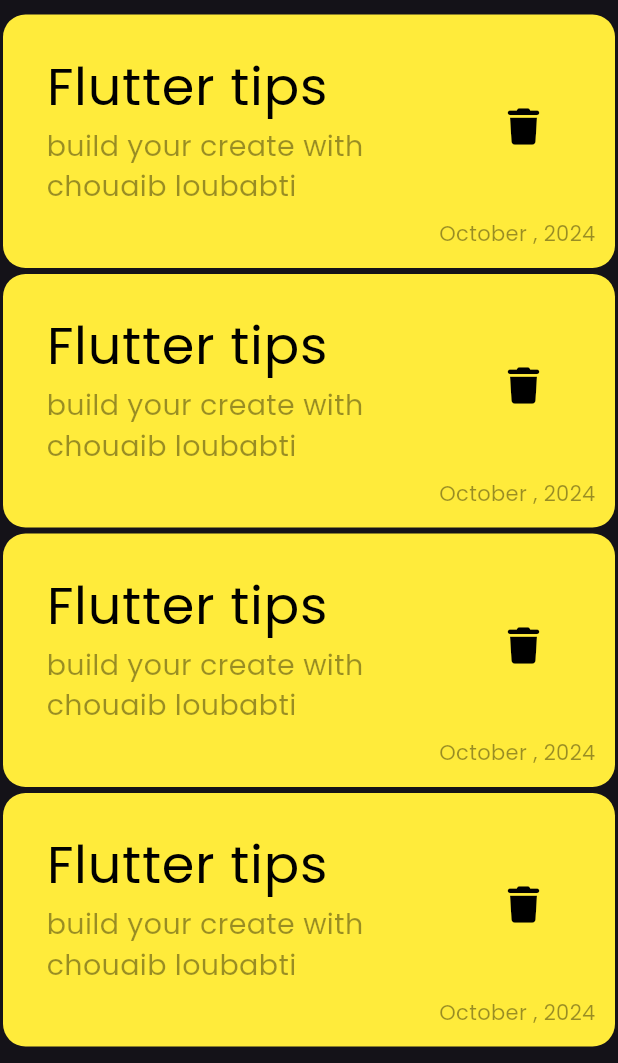
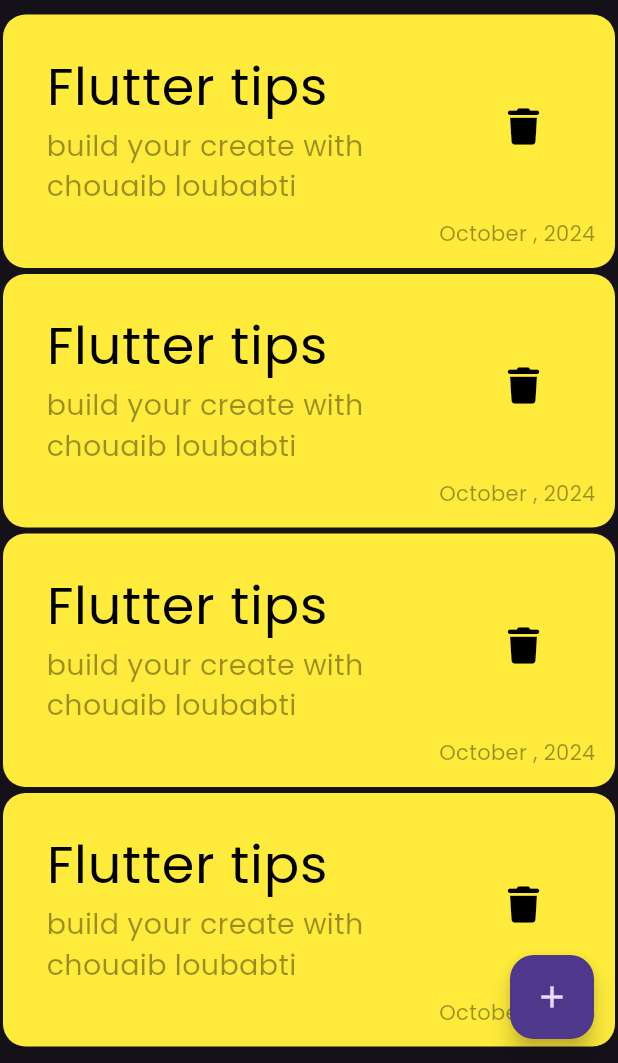
Before and after one commit to Choubbati/Notes_app, a Flutter app: the screen it shows after launch, on a phone screen of 412 x 824 dp, the part 173-1236 px from its top. Run offline on Flutter 3.47's test engine with Material 3 defaults, Android fonts, the phone set to English and light mode, and no system bars; our stand-ins replace font_awesome_flutter.

Commit message:
create floating Action Button Add

```diff
--- a/lib/Views/notes_view.dart
+++ b/lib/Views/notes_view.dart
@@ -7,7 +7,7 @@ class Notes_View extends StatelessWidget {
   @override
   Widget build(BuildContext context) {
     return Scaffold(
-
+      floatingActionButton: FloatingActionButton(onPressed: (){} , child: Icon(Icons.add , ),),
       body: NotesViewBody(),
     );
   }
```
